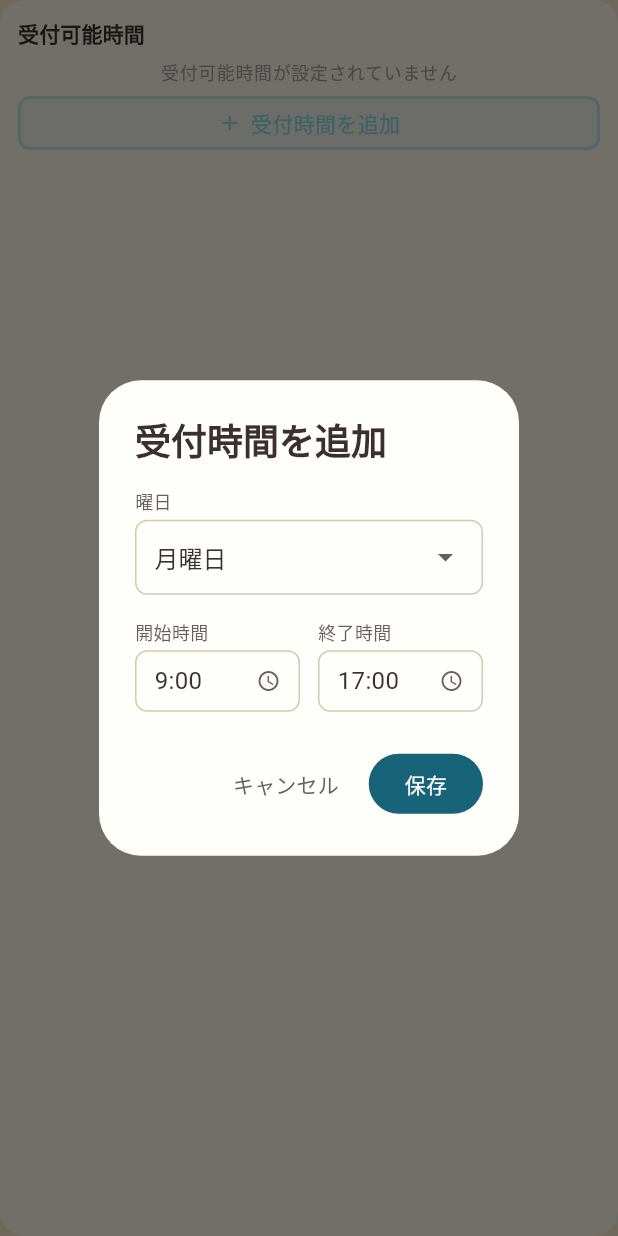
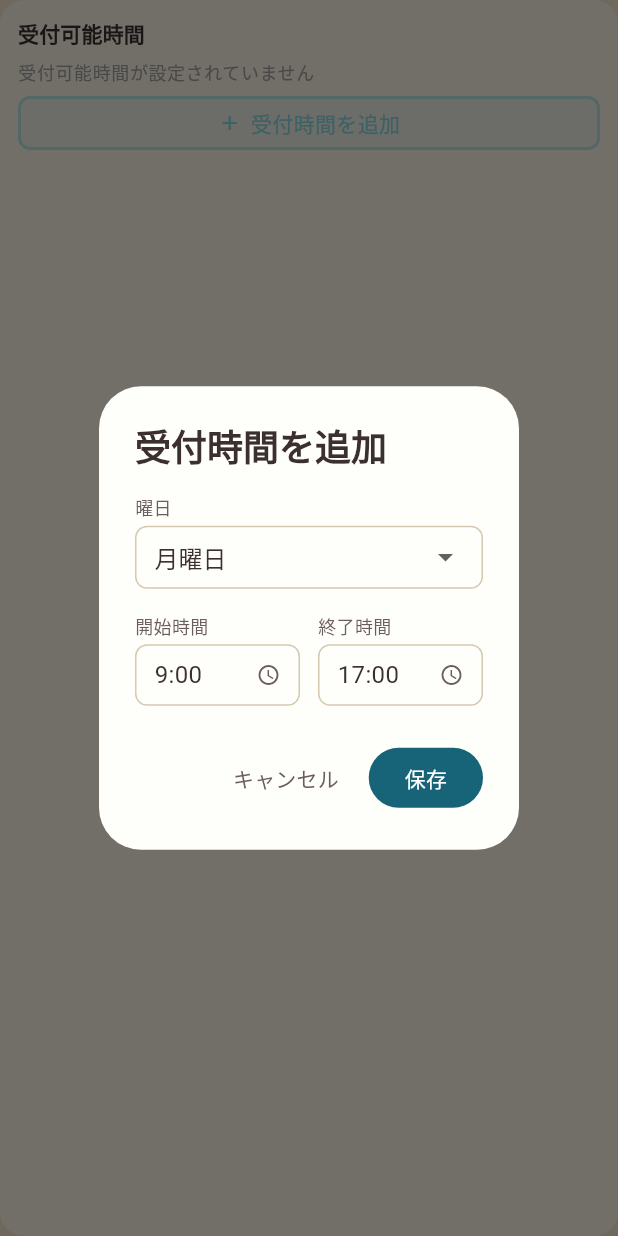
Before and after one commit to cloveclovedev/peppercheck, a Flutter app: the RefereeAvailabilitySection widget shown alone on an empty page, opened directly, after a tap on "受付時間を追加", on a phone screen of 412 x 824 dp. Run offline on Flutter 3.47's test engine with Material 3 defaults, Android fonts, the phone set to English and light mode, and no system bars; our stand-ins replace flutter_dotenv, flutter_riverpod, flutter_svg, font_awesome_flutter, freezed_annotation, go_router and 6 more; missing offline and left inert: flutter_stripe; accounts and stored records are empty; generated files the repository leaves out were written again; network calls fail.

```diff
--- a/peppercheck_flutter/lib/features/matching/presentation/widgets/referee_availability_section.dart
+++ b/peppercheck_flutter/lib/features/matching/presentation/widgets/referee_availability_section.dart
@@ -19,6 +19,7 @@ class RefereeAvailabilitySection extends ConsumerWidget {
     return BaseSection(
       title: t.matching.referee_availability.title,
       child: Column(
+        crossAxisAlignment: CrossAxisAlignment.start,
         children: [
           availabilityState.when(
             data: (slots) {
--- a/peppercheck_flutter/lib/features/matching/presentation/widgets/time_slot_dialog.dart
+++ b/peppercheck_flutter/lib/features/matching/presentation/widgets/time_slot_dialog.dart
@@ -81,7 +81,7 @@ class _TimeSlotDialogState extends State<TimeSlotDialog> {
             ),
             const SizedBox(height: 4),
             Container(
-              padding: const EdgeInsets.symmetric(horizontal: 12),
+              padding: const EdgeInsets.symmetric(horizontal: 12, vertical: 8),
               decoration: BoxDecoration(
                 border: Border.all(color: AppColors.border),
                 borderRadius: BorderRadius.circular(8),
@@ -89,6 +89,7 @@ class _TimeSlotDialogState extends State<TimeSlotDialog> {
               child: DropdownButton<int>(
                 value: _dow,
                 isExpanded: true,
+                isDense: true,
                 underline: const SizedBox(),
                 dropdownColor: AppColors.backgroundWhite,
                 style: const TextStyle(
```
